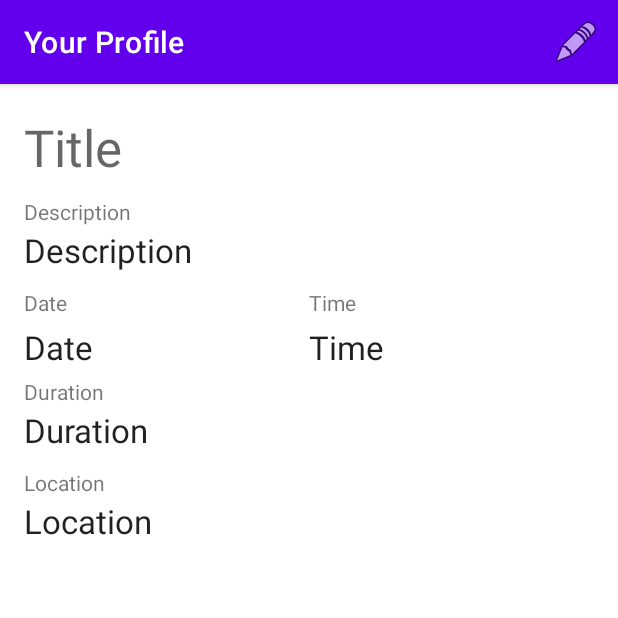
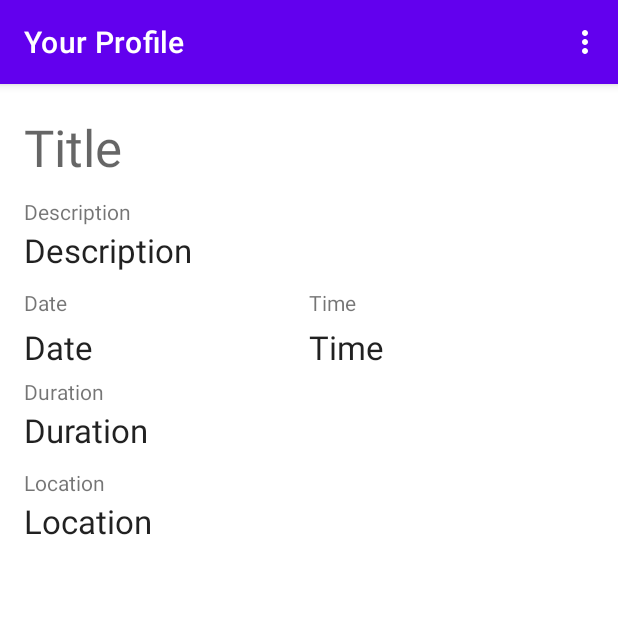
Before and after one commit to stestrippoli/ShowProfileActivity, an Android app: the TimeSlotDetailsFragment screen opened directly, with no data from a screen before it, on a phone screen of 412 x 824 dp, the top half of it. Run offline under Robolectric (Android 15) with nearby library versions, the phone set to English and light mode, and no system bars.

Commit message:
Fragment code cleaned

```diff
--- a/app/build.gradle
+++ b/app/build.gradle
@@ -43,6 +43,7 @@ dependencies {
     implementation 'androidx.fragment:fragment-ktx:1.4.1'
     implementation 'androidx.lifecycle:lifecycle-viewmodel-ktx:2.4.1'
     implementation 'androidx.lifecycle:lifecycle-livedata-ktx:2.4.1'
+    implementation 'com.google.android.material:material:1.5.0'
     implementation 'androidx.legacy:legacy-support-v4:1.0.0'
     testImplementation 'junit:junit:4.13.2'
     androidTestImplementation 'androidx.test.ext:junit:1.1.3'
--- a/app/src/main/java/com/example/showprofileactivity/TimeSlotDetailsFragment.kt
+++ b/app/src/main/java/com/example/showprofileactivity/TimeSlotDetailsFragment.kt
@@ -6,67 +6,46 @@ import androidx.fragment.app.Fragment
 import android.view.Menu
 import android.view.MenuInflater
 import android.view.MenuItem
+import android.widget.TextView
 
 // TODO: Rename parameter arguments, choose names that match
 // the fragment initialization parameters, e.g. ARG_ITEM_NUMBER
-private const val ARG_PARAM1 = "param1"
-private const val ARG_PARAM2 = "param2"
 
 /**
  * A simple [Fragment] subclass.
  * Use the [TimeSlotDetailsFragment.newInstance] factory method to
  * create an instance of this fragment.
  */
-class TimeSlotDetailsFragment : Fragment() {
+class TimeSlotDetailsFragment : Fragment(R.layout.fragment_time_slot_details) {
     // TODO: Rename and change types of parameters
-    private var param1: String? = null
-    private var param2: String? = null
-
-    override fun onCreate(savedInstanceState: Bundle?) {
-        super.onCreate(savedInstanceState)
-        arguments?.let {
-            param1 = it.getString(ARG_PARAM1)
-            param2 = it.getString(ARG_PARAM2)
-        }
-        setHasOptionsMenu(true)
-    }
 
     override fun onCreateView(
         inflater: LayoutInflater, container: ViewGroup?,
         savedInstanceState: Bundle?
     ): View? {
         // Inflate the layout for this fragment
+        setHasOptionsMenu(true)
         return inflater.inflate(R.layout.fragment_time_slot_details, container, false)
     }
 
-    companion object {
-        /**
-         * Use this factory method to create a new instance of
-         * this fragment using the provided parameters.
-         *
-         * @param param1 Parameter 1.
-         * @param param2 Parameter 2.
-         * @return A new instance of fragment TimeSlotDetailsFragment.
-         */
-        // TODO: Rename and change types and number of parameters
-        @JvmStatic
-        fun newInstance(param1: String, param2: String) =
-            TimeSlotDetailsFragment().apply {
-                arguments = Bundle().apply {
-                    putString(ARG_PARAM1, param1)
-                    putString(ARG_PARAM2, param2)
-                }
-            }
+    override fun onViewCreated(view: View, savedInstanceState: Bundle?) {
+        super.onViewCreated(view, savedInstanceState)
+        val title = view.findViewById<TextView>(R.id.title)
+        val description = view.findViewById<TextView>(R.id.description)
+        val date = view.findViewById<TextView>(R.id.date)
+        val time = view.findViewById<TextView>(R.id.time)
+        val duration = view.findViewById<TextView>(R.id.duration)
+        val location = view.findViewById<TextView>(R.id.location)
     }
 
     override fun onCreateOptionsMenu(menu: Menu, inflater:MenuInflater){
-        inflater.inflate(R.menu.fragment_menu, menu)
         super.onCreateOptionsMenu(menu, inflater)
+        inflater?.inflate(R.menu.fragment_menu, menu)
     }
 
     override fun onOptionsItemSelected(item: MenuItem): Boolean {
-        super.onContextItemSelected(item)
-        //editFragment()
-        return true
+        return NavigationUI.onNavDestinationSelected(item!!,
+            view!!.findNavController())
+                || super.onOptionsItemSelected(item)
     }
 }
--- a/app/src/main/res/menu/fragment_menu.xml
+++ b/app/src/main/res/menu/fragment_menu.xml
@@ -1,10 +1,5 @@
 <?xml version="1.0" encoding="utf-8"?>
 <menu xmlns:app="http://schemas.android.com/apk/res-auto"
     xmlns:android="http://schemas.android.com/apk/res/android">
-    <item
-
-        android:id="@+id/modifybtn"
-        android:icon="@android:drawable/ic_menu_edit"
-        android:title="Edit advertisement"
-        app:showAsAction="always" />
+    <item android:title="Edit" />
 </menu>
```
